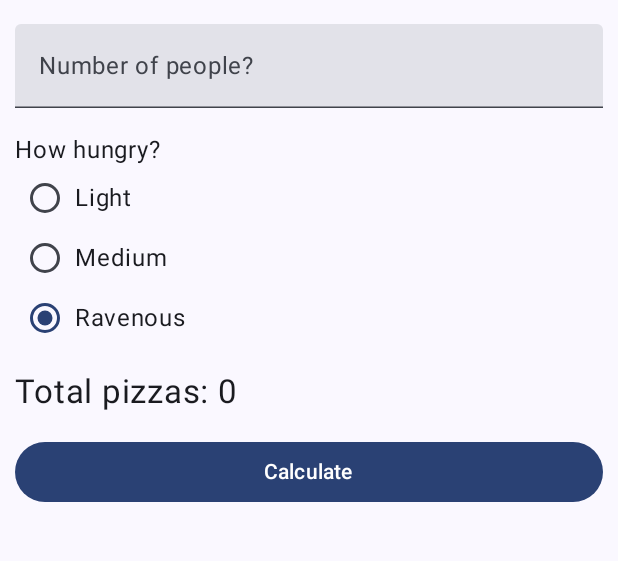
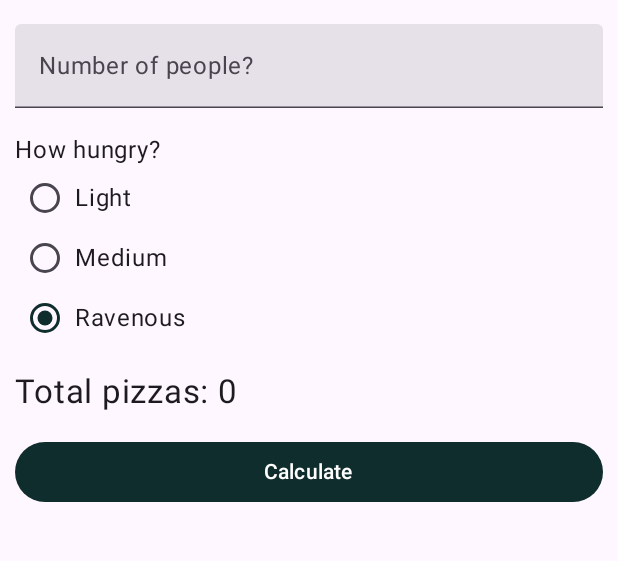
Before and after one commit to thekevinWHYuan/CSC436-Labs, an Android app built with Jetpack Compose: the screen it shows after launch (MainActivity), after a tap on "Ravenous", on a phone screen of 412 x 824 dp, the part 83-644 px from its top. Run offline under Robolectric (Android 15) with nearby library versions, the phone set to English and light mode, and no system bars.

Commit message:
finished module 3

```diff
--- a/app/build.gradle.kts
+++ b/app/build.gradle.kts
@@ -40,7 +40,7 @@ android {
 }
 
 dependencies {
-
+    implementation("androidx.lifecycle:lifecycle-viewmodel-compose:2.8.4")
     implementation(libs.androidx.core.ktx)
     implementation(libs.androidx.lifecycle.runtime.ktx)
     implementation(libs.androidx.activity.compose)
--- a/app/src/main/java/com/zybooks/pizzaparty/MainActivity.kt
+++ b/app/src/main/java/com/zybooks/pizzaparty/MainActivity.kt
@@ -3,39 +3,19 @@ package com.zybooks.pizzaparty
 import android.os.Bundle
 import androidx.activity.ComponentActivity
 import androidx.activity.compose.setContent
-import androidx.compose.foundation.layout.Column
-import androidx.compose.foundation.layout.Row
 import androidx.compose.foundation.layout.fillMaxSize
-import androidx.compose.foundation.layout.fillMaxWidth
-import androidx.compose.foundation.layout.padding
-import androidx.compose.foundation.selection.selectable
-import androidx.compose.foundation.text.KeyboardOptions
-import androidx.compose.material3.Button
 import androidx.compose.material3.MaterialTheme
-import androidx.compose.material3.RadioButton
 import androidx.compose.material3.Surface
-import androidx.compose.material3.Text
-import androidx.compose.material3.TextField
-import androidx.compose.runtime.Composable
-import androidx.compose.runtime.getValue
-import androidx.compose.runtime.mutableIntStateOf
-import androidx.compose.runtime.mutableStateOf
-import androidx.compose.runtime.remember
-import androidx.compose.runtime.setValue
 import androidx.compose.ui.Modifier
-import androidx.compose.ui.semantics.Role
-import androidx.compose.ui.text.input.KeyboardType
-import androidx.compose.ui.tooling.preview.Preview
-import androidx.compose.ui.unit.dp
-import androidx.compose.ui.unit.sp
+import com.zybooks.pizzaparty.ui.PizzaPartyScreen
 import com.zybooks.pizzaparty.ui.theme.PizzaPartyTheme
-import kotlin.math.ceil
 
 class MainActivity : ComponentActivity() {
     override fun onCreate(savedInstanceState: Bundle?) {
         super.onCreate(savedInstanceState)
+
         setContent {
-            PizzaPartyTheme {
+            PizzaPartyTheme(dynamicColor = false) {
                 Surface(
                     modifier = Modifier.fillMaxSize(),
                     color = MaterialTheme.colorScheme.background
@@ -46,125 +26,3 @@ class MainActivity : ComponentActivity() {
         }
     }
 }
-
-@Composable
-fun PizzaPartyScreen(modifier: Modifier = Modifier) {
-    var totalPizzas by remember { mutableIntStateOf(0) }
-    var numPeopleInput by remember { mutableStateOf("") }
-    var hungerLevel by remember { mutableStateOf("Medium") }
-
-    Column(
-        modifier = modifier.padding(10.dp)
-    ) {
-        Text(
-            text = "Pizza Party",
-            fontSize = 38.sp,
-            modifier = modifier.padding(bottom = 16.dp)
-        )
-        NumberField(
-            labelText = "Number of people?",
-            textInput = numPeopleInput,
-            onValueChange = { numPeopleInput = it },
-            modifier = modifier.padding(bottom = 16.dp).fillMaxWidth()
-        )
-        RadioGroup(
-            labelText = "How hungry?",
-            radioOptions = listOf("Light", "Medium", "Ravenous"),
-            selectedValue = "Medium",
-            modifier = modifier,
-            selectedOption = hungerLevel,
-            onSelected = { hungerLevel = it },
-        )
-        Text(
-            text = "Total pizzas: $totalPizzas",
-            fontSize = 22.sp,
-            modifier = modifier.padding(top = 16.dp, bottom = 16.dp)
-        )
-        Button(
-            onClick = {
-                totalPizzas = calculateNumPizzas(numPeopleInput.toInt(), hungerLevel)
-            },
-            modifier = modifier.fillMaxWidth()
-        ) {
-            Text("Calculate")
-        }
-    }
-}
-
-@Composable
-fun NumberField(
-    labelText: String,
-    modifier: Modifier = Modifier,
-    onValueChange: (String) -> Unit,
-    textInput: String
-) {
-    TextField(
-        value = textInput,
-        onValueChange = onValueChange,
-        label = { Text(labelText) },
-        singleLine = true,
-        keyboardOptions = KeyboardOptions(
-            keyboardType = KeyboardType.Number
-        ),
-        modifier = modifier
-    )
-}
-
-@Composable
-fun RadioGroup(
-    labelText: String,
-    radioOptions: List<String>,
-    selectedValue: String,
-    modifier: Modifier = Modifier,
-    selectedOption: String,
-    onSelected: (String) -> Unit,
-) {
-    val isSelectedOption: (String) -> Boolean = { selectedOption == it }
-
-    Column {
-        Text(labelText)
-        radioOptions.forEach { option ->
-            Row(
-                modifier = modifier
-                    .selectable(
-                        selected = isSelectedOption(option),
-                        onClick = { onSelected(option) },
-                        role = Role.RadioButton
-                    )
-                    .padding(8.dp)
-            ) {
-                RadioButton(
-                    selected = isSelectedOption(option),
-                    onClick = null,
-                    modifier = modifier.padding(end = 8.dp)
-                )
-                Text(
-                    text = option,
-                    modifier = modifier.fillMaxWidth()
-                )
-            }
-        }
-    }
-}
-
-fun calculateNumPizzas(
-    numPeople: Int,
-    hungerLevel: String
-): Int {
-    val slicesPerPizza = 8
-    val slicesPerPerson = when (hungerLevel) {
-        "Light" -> 2
-        "Medium" -> 3
-        else -> 4
-    }
-
-    return ceil(numPeople * slicesPerPerson / slicesPerPizza.toDouble()).toInt()
-}
-
-@Preview(showBackground = true)
-@Composable
-fun GreetingPreview() {
-    PizzaPartyTheme {
-        PizzaPartyScreen()
-    }
-}
--- /dev/null
+++ b/app/src/main/java/com/zybooks/pizzaparty/PizzaCalculator.kt
@@ -0,0 +1,25 @@
+package com.zybooks.pizzaparty
+
+import kotlin.math.ceil
+
+const val SLICES_PER_PIZZA = 8
+
+enum class HungerLevel(var numSlices: Int) {
+    LIGHT(2), MEDIUM(3), RAVENOUS(4)
+}
+
+class PizzaCalculator(partySize: Int, var hungerLevel: HungerLevel) {
+    var partySize = 0
+        set(value) {
+            field = if (value >= 0) value else 0
+        }
+
+    val totalPizzas: Int
+        get() {
+            return ceil(partySize * hungerLevel.numSlices / SLICES_PER_PIZZA.toDouble()).toInt()
+        }
+
+    init {
+        this.partySize = partySize
+    }
+}
--- /dev/null
+++ b/app/src/main/java/com/zybooks/pizzaparty/ui/PizzaPartyScreen.kt
@@ -0,0 +1,190 @@
+package com.zybooks.pizzaparty.ui
+
+import androidx.compose.foundation.layout.Column
+import androidx.compose.foundation.layout.Row
+import androidx.compose.foundation.layout.fillMaxWidth
+import androidx.compose.foundation.layout.padding
+import androidx.compose.foundation.selection.selectable
+import androidx.compose.foundation.text.KeyboardOptions
+import androidx.compose.material3.Button
+import androidx.compose.material3.RadioButton
+import androidx.compose.material3.Text
+import androidx.compose.material3.TextField
+import androidx.compose.runtime.Composable
+import androidx.compose.ui.Modifier
+import androidx.compose.ui.semantics.Role
+import androidx.compose.ui.text.input.KeyboardType
+import androidx.compose.ui.tooling.preview.Preview
+import androidx.compose.ui.unit.dp
+import androidx.compose.ui.unit.sp
+import androidx.lifecycle.viewmodel.compose.viewModel
+import com.zybooks.pizzaparty.HungerLevel
+import com.zybooks.pizzaparty.ui.theme.PizzaPartyTheme
+
+@Composable
+fun PizzaPartyScreen(
+    modifier: Modifier = Modifier,
+    partyViewModel: PizzaPartyViewModel = viewModel()
+) {
+    Column(
+        modifier = modifier.padding(10.dp)
+    ) {
+        AppTitle(modifier)
+        PartySize(
+            numPeopleInput = partyViewModel.numPeopleInput,
+            onValueChange = { partyViewModel.numPeopleInput = it },
+            modifier = modifier
+        )
+        HungerLevelSelection(
+            hungerLevel = partyViewModel.hungerLevel,
+            onSelected = { partyViewModel.hungerLevel = it },
+            modifier = modifier
+        )
+        TotalPizzas(
+            totalPizzas = partyViewModel.totalPizzas,
+            modifier = modifier
+        )
+        CalculateButton(
+            onClick = { partyViewModel.calculateNumPizzas() },
+            modifier = modifier
+        )
+    }
+}
+
+@Composable
+fun AppTitle(modifier: Modifier = Modifier) {
+    Text(
+        text = "Pizza Party",
+        fontSize = 38.sp,
+        modifier = modifier.padding(bottom = 16.dp)
+    )
+}
+
+@Composable
+fun PartySize(
+    numPeopleInput: String,
+    onValueChange: (String) -> Unit,
+    modifier: Modifier = Modifier
+) {
+    NumberField(
+        labelText = "Number of people?",
+        textInput = numPeopleInput,
+        onValueChange = { onValueChange(it) },
+        modifier = modifier.padding(bottom = 16.dp).fillMaxWidth()
+    )
+}
+
+@Composable
+fun HungerLevelSelection(
+    hungerLevel: HungerLevel,
+    onSelected: (HungerLevel) -> Unit,
+    modifier: Modifier = Modifier
+) {
+    val hungerItems = listOf("Light", "Medium", "Ravenous")
+
+    RadioGroup(
+        labelText = "How hungry?",
+        radioOptions = hungerItems,
+        selectedOption = when (hungerLevel) {
+            HungerLevel.LIGHT -> hungerItems[0]
+            HungerLevel.MEDIUM -> hungerItems[1]
+            else -> hungerItems[2]
+        },
+        onSelected = {
+            onSelected(when (it) {
+                hungerItems[0] -> HungerLevel.LIGHT
+                hungerItems[1] -> HungerLevel.MEDIUM
+                else -> HungerLevel.RAVENOUS
+            })
+        },
+        modifier = modifier
+    )
+}
+
+@Composable
+fun TotalPizzas(
+    totalPizzas: Int,
+    modifier: Modifier = Modifier
+) {
+    Text(
+        text = "Total pizzas: $totalPizzas",
+        fontSize = 22.sp,
+        modifier = modifier.padding(top = 16.dp, bottom = 16.dp)
+    )
+}
+
+@Composable
+fun CalculateButton(
+    onClick: () -> Unit,
+    modifier: Modifier = Modifier
+) {
+    Button(
+        onClick = onClick,
+        modifier = modifier.fillMaxWidth()
+    ) {
+        Text("Calculate")
+    }
+}
+
+@Composable
+fun NumberField(
+    labelText: String,
+    textInput: String,
+    onValueChange: (String) -> Unit,
+    modifier: Modifier = Modifier
+) {
+    TextField(
+        value = textInput,
+        onValueChange = onValueChange,
+        label = { Text(labelText) },
+        singleLine = true,
+        keyboardOptions = KeyboardOptions(
+            keyboardType = KeyboardType.Number
+        ),
+        modifier = modifier
+    )
+}
+
+@Composable
+fun RadioGroup(
+    labelText: String,
+    radioOptions: List<String>,
+    selectedOption: String,
+    onSelected: (String) -> Unit,
+    modifier: Modifier = Modifier
+) {
+    val isSelectedOption: (String) -> Boolean = { selectedOption == it }
+
+    Column {
+        Text(labelText)
+        radioOptions.forEach { option ->
+            Row(
+                modifier = modifier
+                    .selectable(
+                        selected = isSelectedOption(option),
+                        onClick = { onSelected(option) },
+                        role = Role.RadioButton
+                    )
+                    .padding(8.dp)
+            ) {
+                RadioButton(
+                    selected = isSelectedOption(option),
+                    onClick = null,
+                    modifier = modifier.padding(end = 8.dp)
+                )
+                Text(
+                    text = option,
+                    modifier = modifier.fillMaxWidth()
+                )
+            }
+        }
+    }
+}
+
+@Preview(showBackground = true)
+@Composable
+fun GreetingPreview() {
+    PizzaPartyTheme {
+        PizzaPartyScreen()
+    }
+}
--- /dev/null
+++ b/app/src/main/java/com/zybooks/pizzaparty/ui/PizzaPartyViewModel.kt
@@ -0,0 +1,23 @@
+package com.zybooks.pizzaparty.ui
+
+import androidx.compose.runtime.getValue
+import androidx.compose.runtime.mutableIntStateOf
+import androidx.compose.runtime.mutableStateOf
+import androidx.compose.runtime.setValue
+import androidx.lifecycle.ViewModel
+import com.zybooks.pizzaparty.HungerLevel
+import com.zybooks.pizzaparty.PizzaCalculator
+
+class PizzaPartyViewModel : ViewModel() {
+    var numPeopleInput by mutableStateOf("")
+
+    var hungerLevel by mutableStateOf(HungerLevel.MEDIUM)
+
+    var totalPizzas by mutableIntStateOf(0)
+        private set
+
+    fun calculateNumPizzas() {
+        val calc = PizzaCalculator(numPeopleInput.toIntOrNull() ?: 0, hungerLevel)
+        totalPizzas = calc.totalPizzas
+    }
+}
--- a/app/src/main/java/com/zybooks/pizzaparty/ui/theme/Color.kt
+++ b/app/src/main/java/com/zybooks/pizzaparty/ui/theme/Color.kt
@@ -2,10 +2,22 @@ package com.zybooks.pizzaparty.ui.theme
 
 import androidx.compose.ui.graphics.Color
 
+// Dark scheme (purple) colors
 val Purple80 = Color(0xFFD0BCFF)
 val PurpleGrey80 = Color(0xFFCCC2DC)
 val Pink80 = Color(0xFFEFB8C8)
 
+// Dark scheme (tan) colors
+val DarkPrimary = Color(0xFFF7EDDE)
+val DarkSecondary = Color(0xFFEFDBBD)
+val DarkTertiary = Color(0xFFE7C99C)
+
+// Light scheme (purple) colors
 val Purple40 = Color(0xFF6650a4)
 val PurpleGrey40 = Color(0xFF625b71)
 val Pink40 = Color(0xFF7D5260)
+
+// Light scheme (green) colors
+val LightPrimary = Color(0xFF102D2D)
+val LightSecondary = Color(0xFF1B4B4B)
+val LightTertiary = Color(0xFF266969)
--- a/app/src/main/java/com/zybooks/pizzaparty/ui/theme/Theme.kt
+++ b/app/src/main/java/com/zybooks/pizzaparty/ui/theme/Theme.kt
@@ -12,25 +12,15 @@ import androidx.compose.runtime.Composable
 import androidx.compose.ui.platform.LocalContext
 
 private val DarkColorScheme = darkColorScheme(
-    primary = Purple80,
-    secondary = PurpleGrey80,
-    tertiary = Pink80
+    primary = DarkPrimary,
+    secondary = DarkSecondary,
+    tertiary = DarkTertiary
 )
 
 private val LightColorScheme = lightColorScheme(
-    primary = Purple40,
-    secondary = PurpleGrey40,
-    tertiary = Pink40
-
-    /* Other default colors to override
-    background = Color(0xFFFFFBFE),
-    surface = Color(0xFFFFFBFE),
-    onPrimary = Color.White,
-    onSecondary = Color.White,
-    onTertiary = Color.White,
-    onBackground = Color(0xFF1C1B1F),
-    onSurface = Color(0xFF1C1B1F),
-    */
+    primary = LightPrimary,
+    secondary = LightSecondary,
+    tertiary = LightTertiary
 )
 
 @Composable
```
